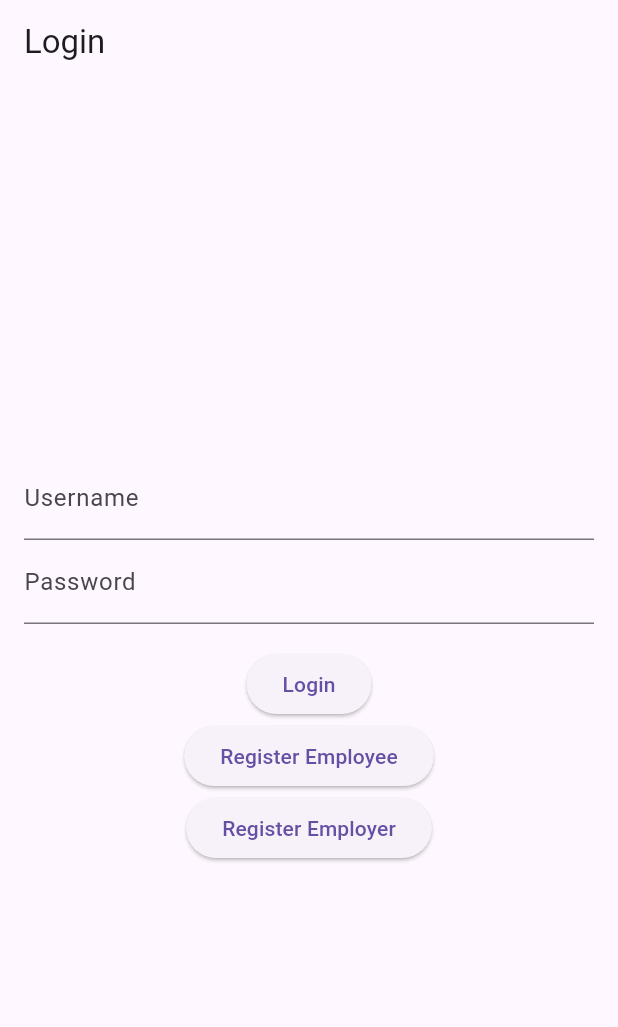
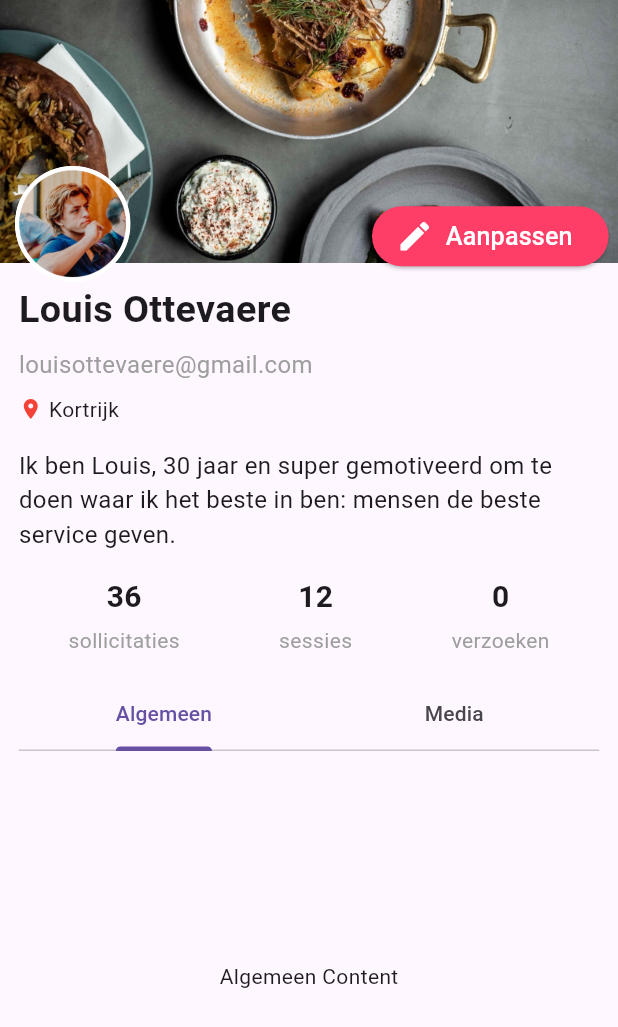
Before and after one commit to LYTE-studios/flutter-job-app, a Flutter app: the screen it shows after launch, on a phone screen of 412 x 824 dp. Shown: the top 1027 px of the screen. Run offline on Flutter 3.47's test engine with Material 3 defaults, Android fonts, the light colour scheme and no system bars; our stand-ins replace dio, flutter_screenutil, flutter_secure_storage, flutter_svg_provider, go_router, logger; missing offline and left inert: lyte_studios_flutter_ui.

Commit message:
designing profile screen

```diff
--- /dev/null
+++ b/lib/core/colors.dart
@@ -0,0 +1,7 @@
+import 'package:flutter/material.dart';
+
+class AppColors {
+  static const Color black = Colors.black;
+  static const Color white = Colors.white;
+  static const Color primaryColor = Color(0xFFFF3E68);
+}
--- /dev/null
+++ b/lib/features/authentication/screens/profile_screen.dart
@@ -0,0 +1,176 @@
+import 'package:flutter/material.dart';
+import 'package:flutter_screenutil/flutter_screenutil.dart';
+
+import '../../../core/colors.dart';
+
+class ProfileScreen extends StatelessWidget {
+  const ProfileScreen({super.key});
+
+  @override
+  Widget build(BuildContext context) {
+    return Scaffold(
+      body: NestedScrollView(
+        headerSliverBuilder: (BuildContext context, bool innerBoxIsScrolled) {
+          return <Widget>[
+            SliverAppBar(
+              expandedHeight: 300.h,
+              floating: false,
+              clipBehavior: Clip.none, // Avoid clipping
+              pinned: false,
+              flexibleSpace: FlexibleSpaceBar(
+                background: Stack(
+                  clipBehavior: Clip.none, // Allow overflow
+                  fit: StackFit.expand,
+                  children: [
+                    Positioned(
+                      top: 0,
+                      left: 0,
+                      right: 0,
+                      child: Image.asset(
+                        'assets/images/images/image-4.png',
+                        fit: BoxFit.cover,
+                        height: 280.h,
+                      ),
+                    ),
+                    Positioned(
+                      bottom: 0.r, // Adjust based on desired overlap
+                      left: 10,
+                      child: Container(
+                        width: 123.r,
+                        height: 123.r,
+                        decoration: BoxDecoration(
+                          shape: BoxShape.circle,
+                          border: Border.all(
+                              color: Colors.white,
+                              width: 4
+                                  .r), // Border to separate the profile picture
+                          image: const DecorationImage(
+                            image:
+                                AssetImage('assets/images/images/profile.png'),
+                            fit: BoxFit.cover,
+                          ),
+                        ),
+                      ),
+                    ),
+                    Positioned(
+                      bottom: 10.r,
+                      right: 10.r,
+                      child: ElevatedButton.icon(
+                        onPressed: () {
+                          print('object');
+                        },
+                        style: ElevatedButton.styleFrom(
+                          backgroundColor: AppColors.primaryColor,
+                        ),
+                        label: Text(
+                          "Aanpassen",
+                          style: TextStyle(
+                            color: AppColors.white,
+                            fontSize: 16.sp,
+                          ),
+                        ),
+                        icon: Icon(
+                          Icons.edit,
+                          color: AppColors.white,
+                          size: 24.sp,
+                        ),
+                      ),
+                    ),
+                  ],
+                ),
+              ),
+            ),
+          ];
+        },
+        body: SingleChildScrollView(
+          padding: EdgeInsets.symmetric(horizontal: 20.r),
+          child: Column(
+            crossAxisAlignment: CrossAxisAlignment.start,
+            children: [
+              Text(
+                "Louis Ottevaere",
+                style: TextStyle(
+                  fontSize: 24.sp,
+                  fontWeight: FontWeight.bold,
+                ),
+              ),
+              const SizedBox(height: 8),
+              const Text(
+                "louisottevaere@gmail.com",
+                style: TextStyle(
+                  fontSize: 16,
+                  color: Colors.grey,
+                ),
+              ),
+              const SizedBox(height: 8),
+              const Row(
+                children: [
+                  Icon(Icons.location_on, color: Colors.red, size: 16),
+                  SizedBox(width: 4),
+                  Text("Kortrijk"),
+                ],
+              ),
+              const SizedBox(height: 16),
+              const Text(
+                "Ik ben Louis, 30 jaar en super gemotiveerd om te doen waar ik het beste in ben: mensen de beste service geven.",
+                style: TextStyle(fontSize: 16),
+              ),
+              const SizedBox(height: 16),
+              Row(
+                mainAxisAlignment: MainAxisAlignment.spaceAround,
+                children: [
+                  _buildStat("36", "sollicitaties"),
+                  _buildStat("12", "sessies"),
+                  _buildStat("0", "verzoeken"),
+                ],
+              ),
+              const SizedBox(height: 16),
+              const DefaultTabController(
+                length: 2,
+                child: Column(
+                  crossAxisAlignment: CrossAxisAlignment.start,
+                  children: [
+                    TabBar(
+                      tabs: [
+                        Tab(text: "Algemeen"),
+                        Tab(text: "Media"),
+                      ],
+                    ),
+                    SizedBox(
+                      height: 300, // Placeholder height
+                      child: TabBarView(
+                        children: [
+                          Center(child: Text("Algemeen Content")),
+                          Center(child: Text("Media Content")),
+                        ],
+                      ),
+                    ),
+                  ],
+                ),
+              ),
+            ],
+          ),
+        ),
+      ),
+    );
+  }
+
+  Widget _buildStat(String number, String label) {
+    return Column(
+      children: [
+        Text(
+          number,
+          style: const TextStyle(
+            fontSize: 20,
+            fontWeight: FontWeight.bold,
+          ),
+        ),
+        const SizedBox(height: 4),
+        Text(
+          label,
+          style: const TextStyle(color: Colors.grey),
+        ),
+      ],
+    );
+  }
+}
--- a/lib/main.dart
+++ b/lib/main.dart
@@ -1,10 +1,17 @@
 import 'package:flutter/material.dart';
+import 'package:flutter_screenutil/flutter_screenutil.dart';
 import './login_screen.dart';
+import 'features/authentication/screens/profile_screen.dart';
 
 void main() {
-  runApp(MaterialApp(
-    debugShowCheckedModeBanner: false,
-    // theme: AppTheme.lightTheme,
-    home: LoginScreen(),
-  ));
+  runApp(
+    const ScreenUtilInit(
+      designSize: Size(393, 1317),
+      child: MaterialApp(
+        debugShowCheckedModeBanner: false,
+        // theme: AppTheme.lightTheme,
+        home: ProfileScreen(),
+      ),
+    ),
+  );
 }
--- a/pubspec.yaml
+++ b/pubspec.yaml
@@ -46,6 +46,7 @@ dependencies:
   dio: ^5.0.0
   flutter_secure_storage: ^8.0.0
   logger: ^2.5.0
+  flutter_screenutil: ^5.9.3
 
 dev_dependencies:
   flutter_test:
@@ -72,6 +73,7 @@ flutter:
     - assets/images/background/
     - assets/images/icons/
     - assets/images/logos/
+    - assets/images/images/
 
   # To add assets to your application, add an assets section, like this:
   # assets:
```
Also changed, not shown: assets/images/images/image 7.png (added), assets/images/images/image-1.png (added), assets/images/images/image-2.png (added), assets/images/images/image-4.png (added), assets/images/images/image-6.png (added), assets/images/images/profile.png (added), pubspec.lock.
